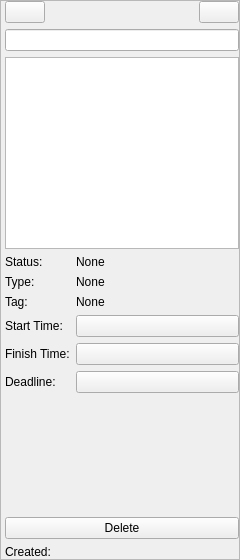
Old version of the form SourceCode/Revelation/RevelationRightSidebar.ui in the repository rhzxg/Revelation.
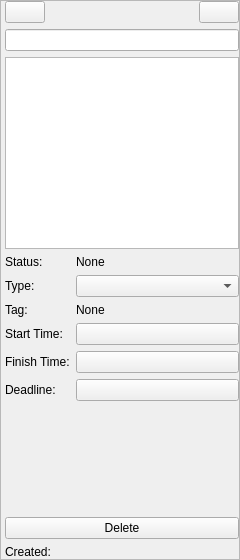
New version of the form. Custom widgets are drawn as their Qt base class.

Commit message: feat: supports change task type

```diff
--- a/SourceCode/Revelation/RevelationRightSidebar.ui
+++ b/SourceCode/Revelation/RevelationRightSidebar.ui
@@ -85,13 +85,6 @@
              </property>
             </widget>
            </item>
-           <item row="1" column="1">
-            <widget class="FluLabel" name="labelType">
-             <property name="text">
-              <string>None</string>
-             </property>
-            </widget>
-           </item>
            <item row="2" column="0">
             <widget class="FluLabel" name="label_3">
              <property name="text">
@@ -148,6 +141,9 @@
              </property>
             </widget>
            </item>
+           <item row="1" column="1">
+            <widget class="FluComboBox" name="cbType"/>
+           </item>
           </layout>
          </item>
          <item row="3" column="0">
@@ -220,16 +216,21 @@
  </widget>
  <layoutdefault spacing="6" margin="11"/>
  <customwidgets>
-  <customwidget>
-   <class>FluLabel</class>
-   <extends>QLabel</extends>
-   <header location="global">FluLabel.h</header>
-  </customwidget>
   <customwidget>
    <class>FluPushButton</class>
    <extends>QPushButton</extends>
    <header location="global">FluPushButton.h</header>
   </customwidget>
+  <customwidget>
+   <class>FluComboBox</class>
+   <extends>QComboBox</extends>
+   <header location="global">FluComboBox.h</header>
+  </customwidget>
+  <customwidget>
+   <class>FluLabel</class>
+   <extends>QLabel</extends>
+   <header location="global">FluLabel.h</header>
+  </customwidget>
   <customwidget>
    <class>FluTextEdit</class>
    <extends>QTextEdit</extends>
```
The commit also changes 5 other files.
